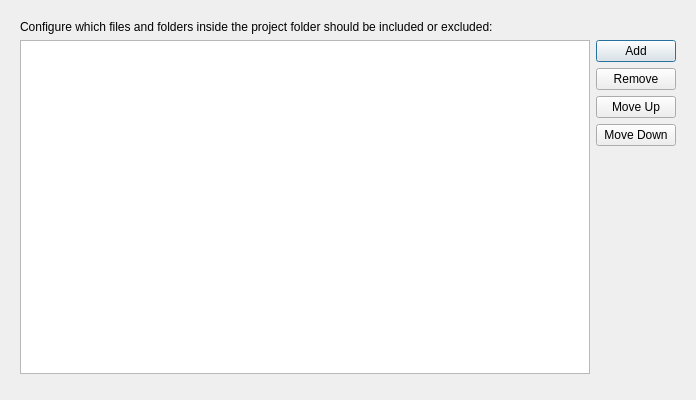
Old version of the form plugins/projectfilter/projectfiltersettings.ui in the repository KDE/kdevelop.
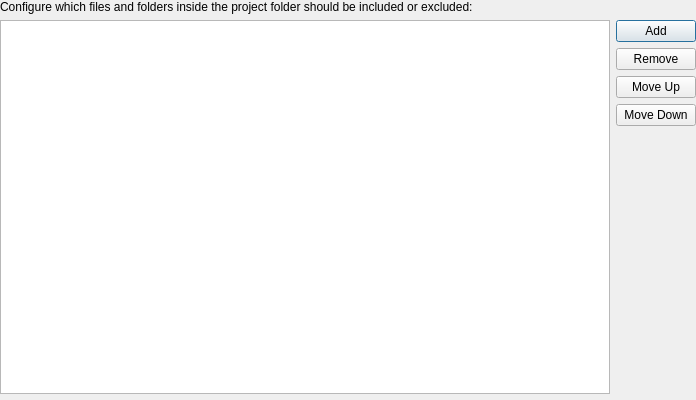
New version of the form. Icons and pictures are not drawn. Custom widgets are drawn as their Qt base class.

Commit message: Remove additional margin around setting pages

The edit to the form file:
```diff
--- a/plugins/projectfilter/projectfiltersettings.ui
+++ b/plugins/projectfilter/projectfiltersettings.ui
@@ -11,9 +11,9 @@
    </rect>
   </property>
   <layout class="QVBoxLayout" name="verticalLayout_2">
-   <item>
-    <widget class="QWidget" name="widget_2" native="true">
-     <layout class="QVBoxLayout" name="verticalLayout_4">
+   <property name="margin">
+    <number>0</number>
+   </property>
       <item>
        <widget class="QLabel" name="label">
         <property name="text">
@@ -99,9 +99,6 @@
       <item>
        <widget class="KMessageWidget" name="messageWidget" native="true"/>
       </item>
-     </layout>
-    </widget>
-   </item>
   </layout>
  </widget>
  <customwidgets>
```
The commit also changes 10 other files.
